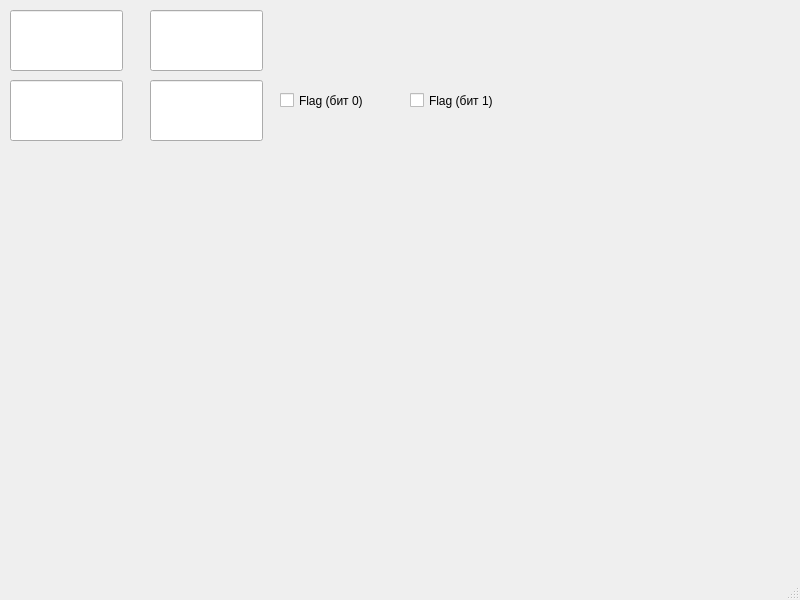
This is mainwindow.ui in Wooferpenza/HMI as Qt 5 draws it before an edit. The edited form follows.
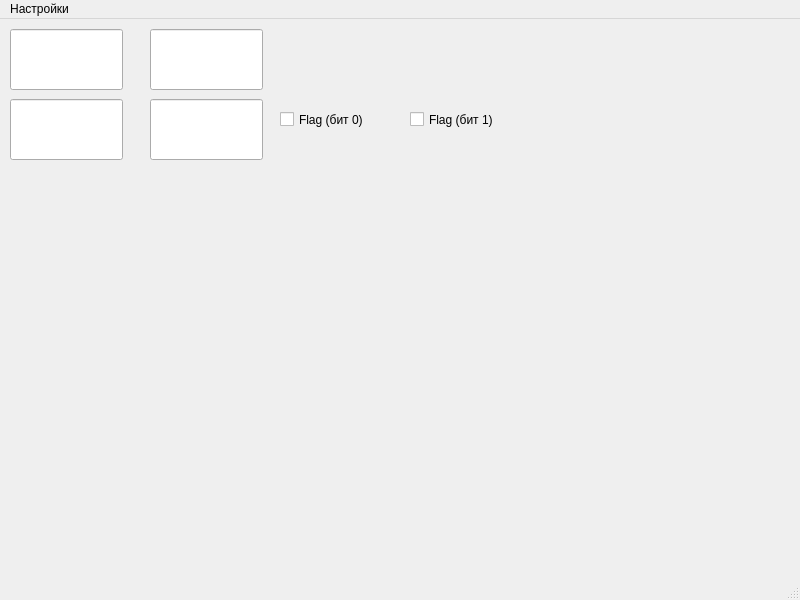
This is the edited form. Custom widgets are drawn as their Qt base class.

```diff
--- a/mainwindow.ui
+++ b/mainwindow.ui
@@ -149,6 +149,13 @@
      <height>21</height>
     </rect>
    </property>
+   <widget class="QMenu" name="menuSettings">
+    <property name="title">
+     <string>Настройки</string>
+    </property>
+    <addaction name="actionModbusSettings"/>
+   </widget>
+   <addaction name="menuSettings"/>
   </widget>
   <widget class="QStatusBar" name="statusbar"/>
  </widget>
```
Left out of the diff: 5 changed lines with no effect on the pictures.
